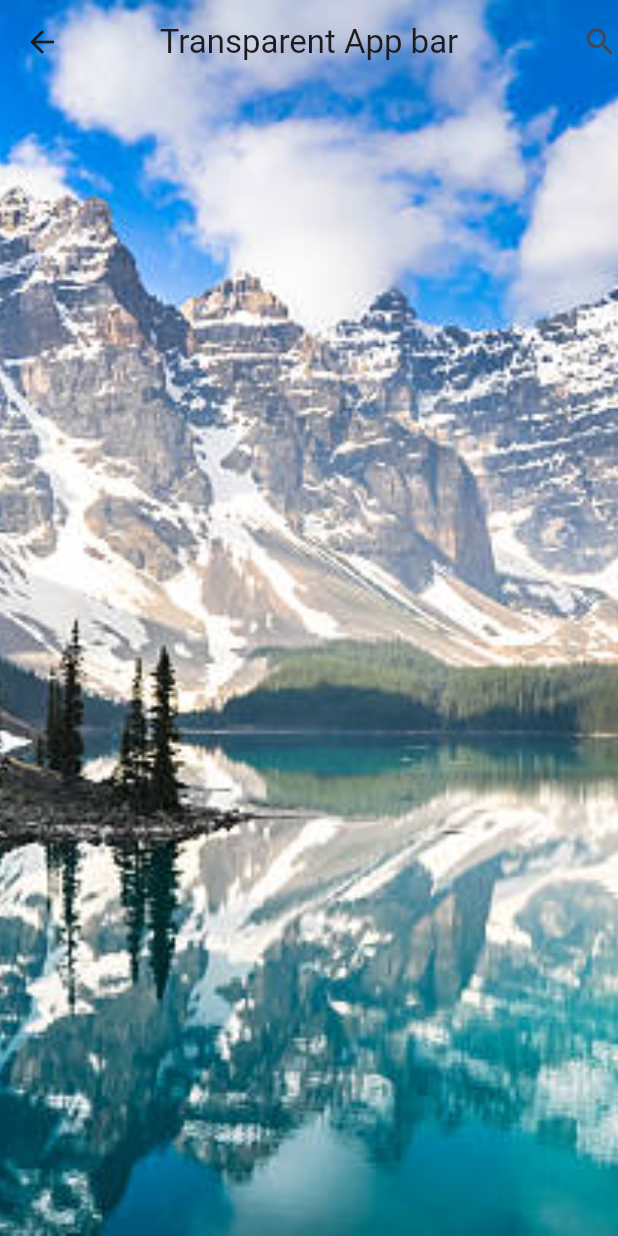
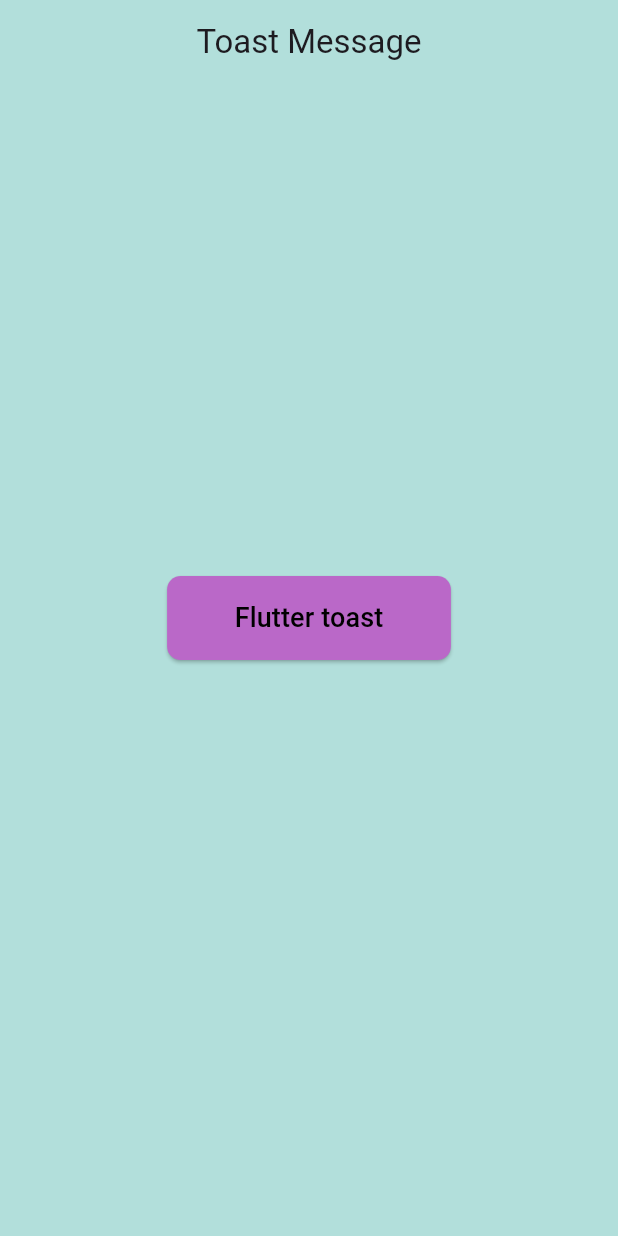
Before and after one commit to azizbekyokhubov1999/flutter_widgets_training, a Flutter app: the screen it shows after launch, on a phone screen of 412 x 824 dp. Run offline on Flutter 3.47's test engine with Material 3 defaults, Android fonts, the phone set to English and light mode, and no system bars; our stand-ins replace another_carousel_pro, avatar_glow, country_picker, curved_navigation_bar, fl_chart, flutter_rating_bar and 17 more; missing offline and left inert: syncfusion_flutter_pdfviewer.

Commit message:
for video 71 - Flutter toast message

```diff
--- a/lib/main.dart
+++ b/lib/main.dart
@@ -8,6 +8,7 @@ import 'package:flutter_widgets_training/pages/pdf_reader.dart';
 import 'package:flutter_widgets_training/pages/remove_appbar_back_button.dart';
 import 'package:flutter_widgets_training/pages/shimmer_effect.dart';
 import 'package:flutter_widgets_training/pages/show_bottom_sheet.dart';
+import 'package:flutter_widgets_training/pages/toast_message.dart';
 import 'package:flutter_widgets_training/pages/transparent_appbar.dart';
 
 
@@ -95,7 +96,7 @@ class MyApp extends StatelessWidget {
       theme: ThemeData(
         useMaterial3: true
       ),
-      home: MyTransparentAppBar(),
+      home: MyToastMessage(),
     );
   }
 }
--- /dev/null
+++ b/lib/pages/toast_message.dart
@@ -0,0 +1,57 @@
+import 'package:flutter/material.dart';
+ import 'package:fluttertoast/fluttertoast.dart';
+
+class MyToastMessage extends StatelessWidget {
+  const MyToastMessage({super.key});
+
+  // function for showing toast message
+  void showToastMessage(BuildContext context){
+    Fluttertoast.showToast(
+        msg: "Hello my friend",
+      toastLength: Toast.LENGTH_SHORT,
+      gravity: ToastGravity.TOP,
+      timeInSecForIosWeb: 2,
+      backgroundColor: Colors.purple[300],
+      fontSize: 20,
+      textColor: Colors.white,
+      webPosition: 'center',
+    );
+  }
+
+  @override
+  Widget build(BuildContext context) {
+    return Scaffold(
+      extendBodyBehindAppBar: true,
+      appBar: AppBar(
+        backgroundColor: Colors.transparent,
+        title: Text("Toast Message"),
+        centerTitle:  true,
+      ),
+      body: Container(
+        color: Colors.teal[100],
+        child: Center(
+          child: ElevatedButton(
+            style: ElevatedButton.styleFrom(
+              backgroundColor: Colors.purple[300],
+              foregroundColor: Colors.white,
+              shape: RoundedRectangleBorder(
+                borderRadius: BorderRadius.circular(9),
+              ),
+              padding: EdgeInsets.symmetric(vertical: 15, horizontal: 45)
+            ),
+              onPressed: () => showToastMessage(context),
+              child: Text("Flutter toast",
+                style: TextStyle(
+                  fontWeight: FontWeight.w500,
+                  fontSize: 18,
+                  color: Colors.black
+                ),
+              )
+          ),
+        ),
+      ),
+
+
+    );
+  }
+}
--- a/pubspec.yaml
+++ b/pubspec.yaml
@@ -52,6 +52,7 @@ dependencies:
   syncfusion_flutter_pdfviewer: ^27.2.4
   google_nav_bar: ^5.0.7
   flutter_rating_bar: ^4.0.1
+  fluttertoast: ^8.2.8
 
 dev_dependencies:
   flutter_test:
```
Also changed, not shown: pubspec.lock.
